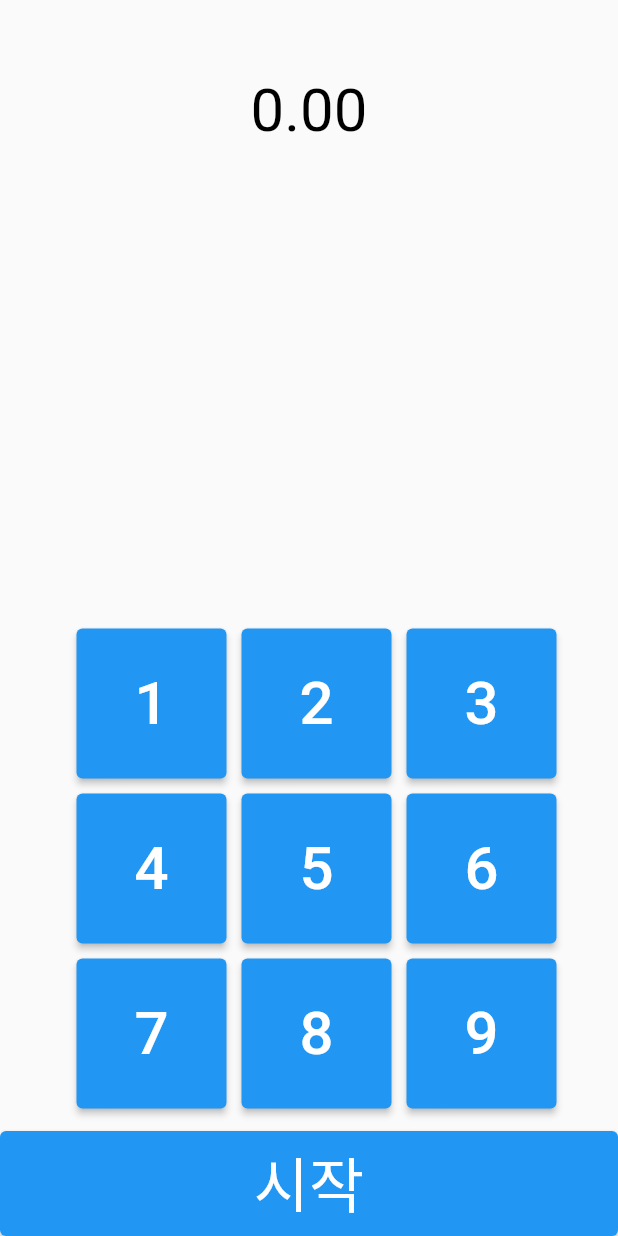
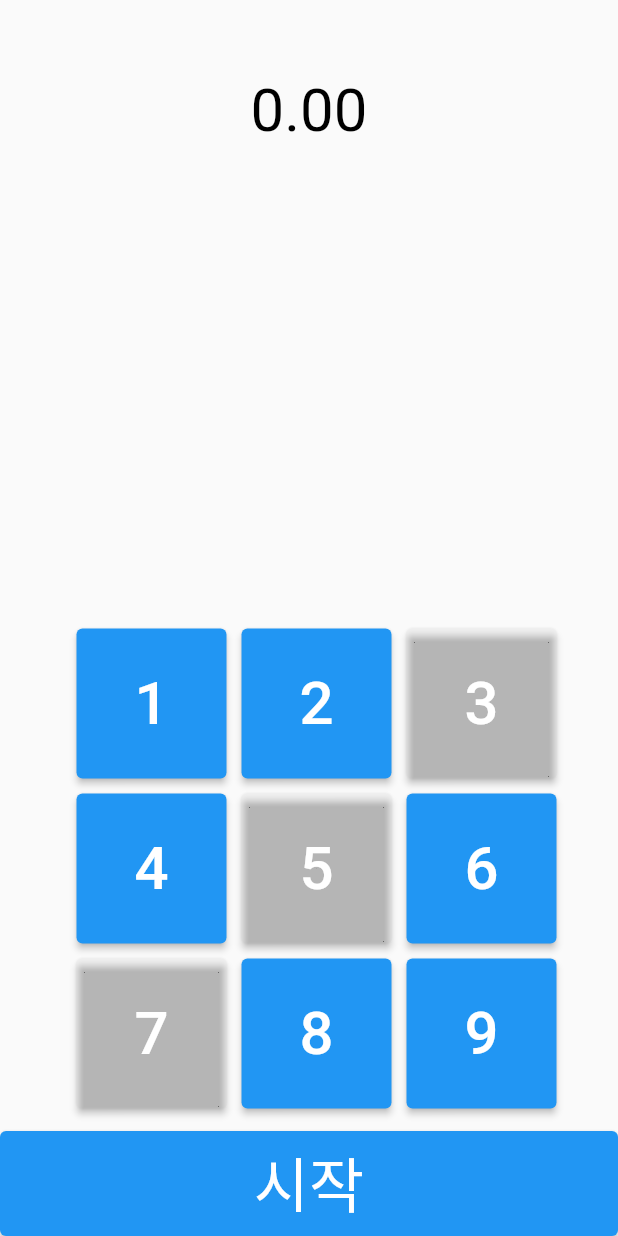
Before and after one commit to BANGWON-LEE/flutter_study, a Flutter app: the screen it shows after launch, on a phone screen of 412 x 824 dp. Run offline on Flutter 3.47's test engine with Material 2 defaults, Android fonts, the light colour scheme and no system bars; our stand-ins replace webview_flutter.

Commit message:
20230115 tap_game update

```diff
--- a/lib/screen/tab_game.dart
+++ b/lib/screen/tab_game.dart
@@ -21,6 +21,22 @@ class _TabGameState extends State<TabGame> {
   // var btnCount = [[1,2,3],[4,5,6],[7,8,9]];
   bool startSignal = false;
   int cnt  = 0;
+
+  Map<int,String> kind = {0:'8',1:'B',2:'A',3:'C',4:'D',5:'F',6:'E',7:'B',8:'A',9:'F', 10:'E', 11 : '7' };
+
+  String cntStr = '';
+  String hexNum = '';
+  String secondHexNum = '';
+  String thirdHexNum = '';
+  String fourthHexNum = '';
+
+  int codeHex = 0;
+  int secondCodeHex = 0;
+  int thirdCodeHex = 0;
+  int fourthCodeHex = 0;
+
+  int random = Random().nextInt(99);
+  int indexRandom = Random().nextInt(10);
 
   @override
   void dispose() {
@@ -85,7 +101,7 @@ class _TabGameState extends State<TabGame> {
                       mainAxisAlignment: MainAxisAlignment.center,
                       children: btnCount.map((el) => Row(
                         mainAxisAlignment: MainAxisAlignment.center,
-                        children: el.map((num) =>
+                        children: el.asMap().entries.map((num) =>
                             // el.toString().split('').shuffle();
                           Padding(
                             padding: EdgeInsets.only(left:  10.0, top: 10.0),
@@ -93,28 +109,51 @@ class _TabGameState extends State<TabGame> {
                               width: 100.0,
                               height: 100.0,
                               child: ElevatedButton(
+                                style: ElevatedButton.styleFrom(
+                                   primary: (random-cnt) % int.parse(num.value)   == 1 ? Color(codeHex) :
+                                   (random+cnt)  % int.parse(num.value)  == 3  ? Color(secondCodeHex) :
+                                   (random) % int.parse(num.value) == 2  ? Color(thirdCodeHex) :
+                                   ((random+31) / int.parse(num.value)) % 2 == 0 ?  Color(fourthCodeHex) : Colors.blue
+                                ),
                                 onPressed:(){
+                                  cntStr = cnt.toString();
+                                  hexNum = '0xff${kind[indexRandom+3]}C5C5C';
+                                  secondHexNum = '0xff${kind[indexRandom+1]}F7F50';
+                                  thirdHexNum = '0xff${kind[indexRandom]}2FDf4';
+                                  fourthHexNum = '0xff${kind[indexRandom+2]}2FDf4';
+
+                                  codeHex = int.parse(hexNum);
+                                  secondCodeHex = int.parse(secondHexNum);
+                                  thirdCodeHex = int.parse(thirdHexNum);
+                                  fourthCodeHex = int.parse(fourthHexNum);
+
                                   setState(() {
-                                    if(gameCount[cnt] == num){
-                                      print('2 dd ${cnt} num ${num}');
-                                      choiceCount.add(num);
+                                    if(gameCount[cnt] == num.value){
+                                      // print('2 dd ${cnt} num ${num}');
+                                      choiceCount.add(num.value);
+                                      if(cnt % 2 != 0) {
+                                        btnCount.shuffle();
+                                      }
                                       cnt = cnt+1;
+                                    } else {
+                                      _time+=25;
                                     }
                                   });
                                   if(choiceCount.length == gameCount.length){
                                     startSignal = false;
                                     choiceCount.clear();
-                                    cnt = 0;
+                                    cnt = cnt * 0;
                                     _stopTime();
                                   }
                                 },
                                 child:
                                   Text(
-                                  '${num}',
+                                  '${num.value}',
                                     style: TextStyle(fontSize: 40, color: Colors.white),
                                 )
                               ),
                             ),
+
                           )
                         ).toList(),
                       )).toList(),
```
